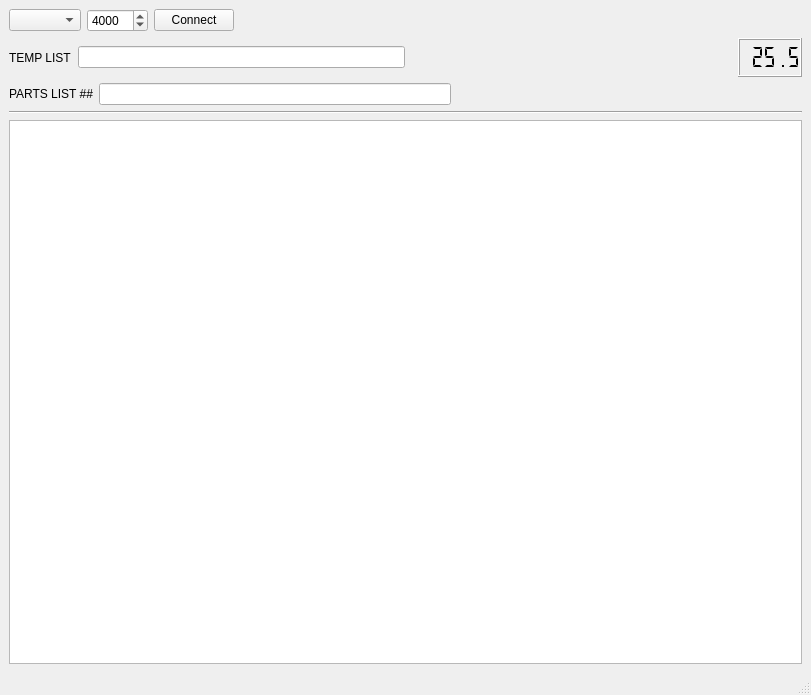
Qt form exa_arb_ui.ui (rletendu/python_sandbox) before a commit.
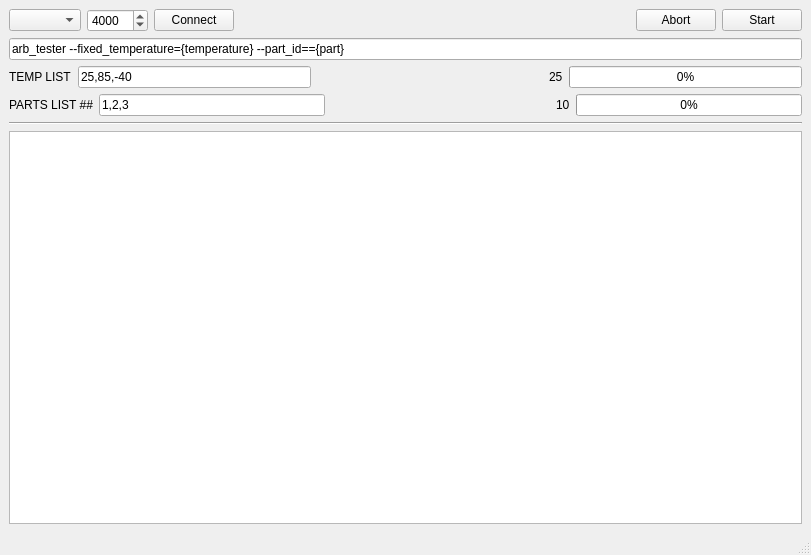
The same form after that commit.

Diff of the .ui file:
```diff
--- a/exa_arb_ui.ui
+++ b/exa_arb_ui.ui
@@ -7,7 +7,7 @@
     <x>0</x>
     <y>0</y>
     <width>811</width>
-    <height>695</height>
+    <height>555</height>
    </rect>
   </property>
   <property name="acceptDrops">
@@ -53,8 +53,29 @@
         </property>
        </spacer>
       </item>
+      <item>
+       <widget class="QPushButton" name="aboartButton">
+        <property name="text">
+         <string>Abort</string>
+        </property>
+       </widget>
+      </item>
+      <item>
+       <widget class="QPushButton" name="startButton">
+        <property name="text">
+         <string>Start</string>
+        </property>
+       </widget>
+      </item>
      </layout>
     </item>
+    <item>
+     <widget class="QLineEdit" name="cmdLineEdit">
+      <property name="text">
+       <string>arb_tester --fixed_temperature={temperature} --part_id=={part}</string>
+      </property>
+     </widget>
+    </item>
     <item>
      <layout class="QHBoxLayout" name="horizontalLayout">
       <item>
@@ -65,7 +86,11 @@
        </widget>
       </item>
       <item>
-       <widget class="QLineEdit" name="lineEdit_2"/>
+       <widget class="QLineEdit" name="tempEdit">
+        <property name="text">
+         <string>25,85,-40</string>
+        </property>
+       </widget>
       </item>
       <item>
        <spacer name="horizontalSpacer">
@@ -81,21 +106,16 @@
        </spacer>
       </item>
       <item>
-       <widget class="QLCDNumber" name="getTempVal">
-        <property name="minimumSize">
-         <size>
-          <width>0</width>
-          <height>39</height>
-         </size>
+       <widget class="QLabel" name="cur_temp">
+        <property name="text">
+         <string>25</string>
         </property>
-        <property name="smallDecimalPoint">
-         <bool>false</bool>
-        </property>
-        <property name="segmentStyle">
-         <enum>QLCDNumber::Flat</enum>
-        </property>
-        <property name="value" stdset="0">
-         <double>25.500000000000000</double>
+       </widget>
+      </item>
+      <item>
+       <widget class="QProgressBar" name="tempProgressBar">
+        <property name="value">
+         <number>0</number>
         </property>
        </widget>
       </item>
@@ -111,7 +131,11 @@
        </widget>
       </item>
       <item>
-       <widget class="QLineEdit" name="lineEdit"/>
+       <widget class="QLineEdit" name="partsEdit">
+        <property name="text">
+         <string>1,2,3</string>
+        </property>
+       </widget>
       </item>
       <item>
        <spacer name="horizontalSpacer_4">
@@ -126,6 +150,20 @@
         </property>
        </spacer>
       </item>
+      <item>
+       <widget class="QLabel" name="cur_part">
+        <property name="text">
+         <string>10</string>
+        </property>
+       </widget>
+      </item>
+      <item>
+       <widget class="QProgressBar" name="partProgressBar">
+        <property name="value">
+         <number>0</number>
+        </property>
+       </widget>
+      </item>
      </layout>
     </item>
     <item>
```
Left out of the diff: 4 changed lines with no effect on the pictures.
